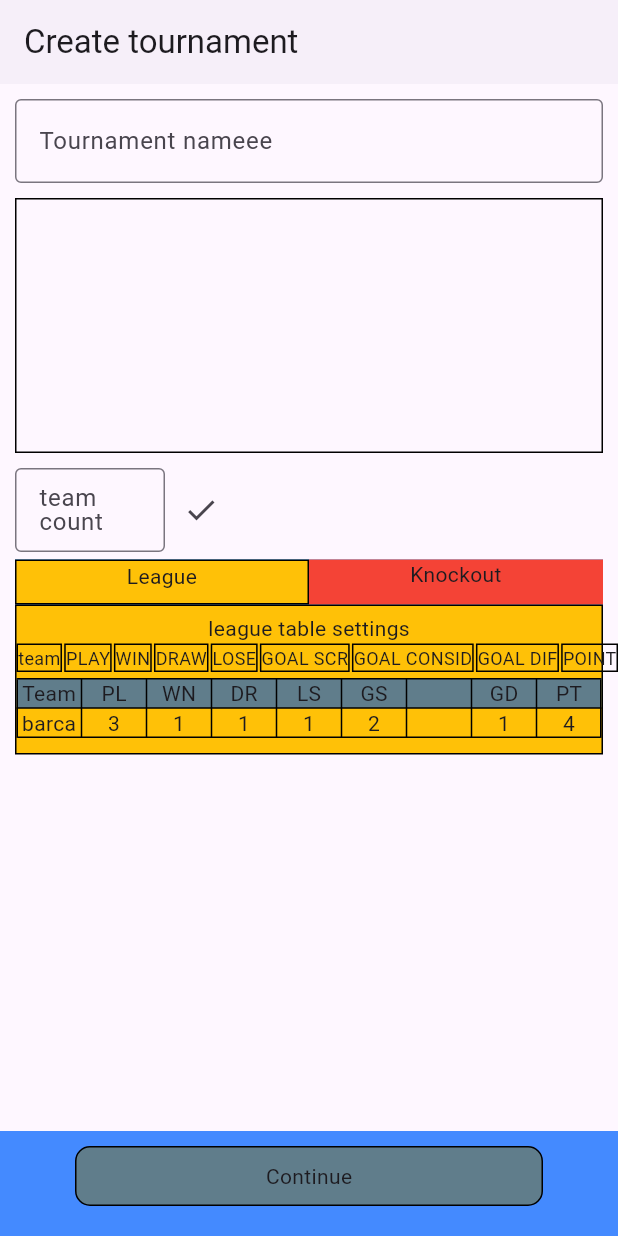
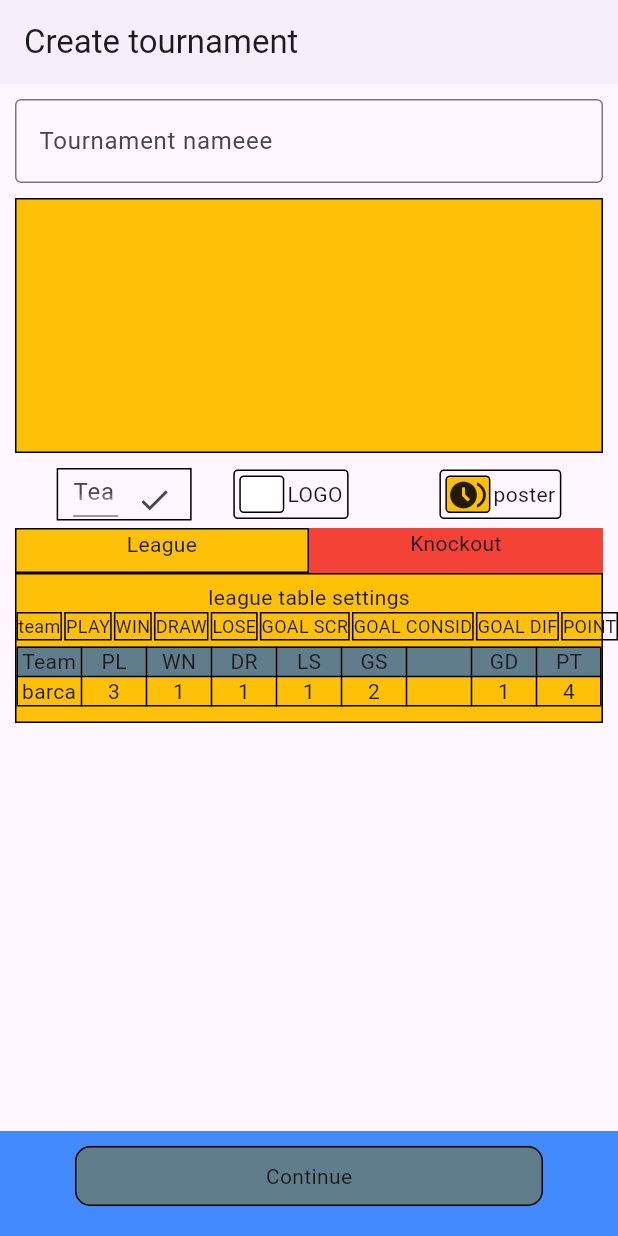
Before and after one commit to gowthamkrishna17/soccorfixture, a Flutter app: the screen it shows after launch, on a phone screen of 412 x 824 dp. Run offline on Flutter 3.47's test engine with Material 3 defaults, Android fonts, the phone set to English and light mode, and no system bars.

Commit message:
checkbox 6-11

```diff
--- /dev/null
+++ b/lib/CostomWidget/constCheckbox.dart
@@ -0,0 +1,53 @@
+import 'package:fixbuilder/CostomWidget/const_Widget.dart';
+import 'package:fixbuilder/viewModel/fixConfig_vm/fixConfigVm.dart';
+import 'package:flutter/material.dart';
+
+class costomCkeckBox extends StatelessWidget {
+  final String text;
+  final IconData icon;
+  final Color color;
+  final VoidCallback ontap;
+  final bool enable;
+  const costomCkeckBox({
+    super.key,
+    required this.enable,
+    required this.countProvider,
+    required this.text,
+    required this.icon,
+    required this.ontap,
+    this.color = Colors.amber,
+  });
+
+  final FixconfigVm countProvider;
+
+  @override
+  Widget build(BuildContext context) {
+    return InkWell(
+      onTap: ontap,
+      child: Container(
+        padding: EdgeInsets.all(3),
+        decoration: BoxDecoration(
+          borderRadius: BorderRadius.circular(3),
+          border: Border.all(width: 1),
+        ),
+        child: Row(
+          children: [
+            Container(
+              height: 25,
+              width: 30,
+              decoration: BoxDecoration(
+                borderRadius: BorderRadius.circular(3),
+                color: enable ? Colors.amber : Colors.white,
+
+                border: Border.all(width: 1),
+              ),
+              child: enable ? Icon(icon) : SizedBox(),
+            ),
+            constWidth2,
+            Text(text),
+          ],
+        ),
+      ),
+    );
+  }
+}
--- /dev/null
+++ b/lib/CostomWidget/costomButton.dart
@@ -0,0 +1,20 @@
+import 'package:flutter/material.dart';
+
+class costomButton extends StatelessWidget {
+  const costomButton({super.key});
+
+  @override
+  Widget build(BuildContext context) {
+    return Container(
+      height: 40,
+      width: 250,
+      margin: EdgeInsets.symmetric(horizontal: 50),
+      decoration: BoxDecoration(
+        borderRadius: BorderRadius.circular(10),
+        border: Border.all(width: 1),
+        color: Colors.blueGrey,
+      ),
+      child: Center(child: const Text('Continue')),
+    );
+  }
+}
--- a/lib/CostomWidget/costomtextFeild.dart
+++ b/lib/CostomWidget/costom_textFeild.dart
@@ -5,10 +5,12 @@ import 'package:flutter/material.dart';
 class Costomtextfeild extends StatelessWidget {
   final String title;
   final double width;
+  final double height;
   final TextEditingController? controller;
 
   const Costomtextfeild({
     super.key,
+    this.height = 40,
     required this.title,
 
     required this.width,
@@ -19,10 +21,11 @@ class Costomtextfeild extends StatelessWidget {
   Widget build(BuildContext context) {
     return SizedBox(
       width: width,
+      height: height,
       child: TextField(
         controller: controller,
         decoration: InputDecoration(
-          label: Text(title),
+          label: Text(title, overflow: TextOverflow.ellipsis),
           border: const OutlineInputBorder(),
         ),
       ),
@@ -30,13 +33,13 @@ class Costomtextfeild extends StatelessWidget {
   }
 }
 
-class costomContainer extends StatelessWidget {
+class CostomContainer extends StatelessWidget {
   final String title;
   final VoidCallback? ontap;
   final Color textColor;
   final Color color;
 
-  const costomContainer({
+  const CostomContainer({
     super.key,
     required this.title,
     this.ontap,
--- a/lib/main.dart
+++ b/lib/main.dart
@@ -1,5 +1,7 @@
 import 'package:fixbuilder/view/fixConfig_View/fixConfigScreen_view.dart';
-import 'package:fixbuilder/viewModel/fixConfig_vm/fixConfig_vm.dart';
+import 'package:fixbuilder/viewModel/fixConfig_vm/calenderVM.dart';
+import 'package:fixbuilder/viewModel/fixConfig_vm/fixConfigVm.dart';
+import 'package:fixbuilder/viewModel/league_vm/leagueTable_vm.dart';
 import 'package:fixbuilder/viewModel/league_vm/leagueVM.dart';
 import 'package:flutter/material.dart';
 import 'package:provider/provider.dart';
@@ -10,6 +12,8 @@ void main() {
       providers: [
         ChangeNotifierProvider(create: (context) => FixconfigVm()),
         ChangeNotifierProvider(create: (context) => Leaguevm()),
+        ChangeNotifierProvider(create: (context) => VmLeagueTable()),
+        ChangeNotifierProvider(create: (context) => Calendervm()),
       ],
       child: const MyApp(),
     ),
--- /dev/null
+++ b/lib/model/teamMode.dart
@@ -0,0 +1,17 @@
+class Team {
+  final String name;
+  int played;
+  int win;
+  int draw;
+  int lost;
+  int points;
+
+  Team({
+    required this.name,
+    this.played = 0,
+    this.draw = 0,
+    this.lost = 0,
+    this.points = 0,
+    this.win = 0,
+  });
+}
--- a/lib/view/fixConfig_View/fixConfigScreen_view.dart
+++ b/lib/view/fixConfig_View/fixConfigScreen_view.dart
@@ -1,7 +1,11 @@
-import 'package:fixbuilder/CostomWidget/constWidget.dart';
-import 'package:fixbuilder/CostomWidget/costomtextFeild.dart';
+import 'package:fixbuilder/CostomWidget/constCheckbox.dart';
+import 'package:fixbuilder/CostomWidget/const_Widget.dart';
+import 'package:fixbuilder/CostomWidget/costomButton.dart';
+import 'package:fixbuilder/CostomWidget/costom_textFeild.dart';
 import 'package:fixbuilder/view/LeagueConfig_View/leagueConfigScreen_view.dart';
-import 'package:fixbuilder/viewModel/fixConfig_vm/fixConfig_vm.dart';
+import 'package:fixbuilder/view/fixConfig_View/leagueTableconfig.dart';
+import 'package:fixbuilder/viewModel/fixConfig_vm/fixConfigVm.dart';
+import 'package:fixbuilder/viewModel/league_vm/leagueTable_vm.dart';
 import 'package:fixbuilder/viewModel/league_vm/leagueVM.dart';
 import 'package:flutter/material.dart';
 import 'package:provider/provider.dart';
@@ -13,6 +17,7 @@ class FixconfigscreenView extends StatelessWidget {
   Widget build(BuildContext context) {
     final countProvider = Provider.of<FixconfigVm>(context);
     final leagueProvider = Provider.of<Leaguevm>(context);
+
     return Scaffold(
       appBar: AppBar(elevation: 1, title: const Text('Create tournament')),
       body: SingleChildScrollView(
@@ -37,23 +42,68 @@ class FixconfigscreenView extends StatelessWidget {
               constHeight10,
 
               //time and date
-              Container(
+              countProvider.enbleposter
+                  ? Container(
                     height: 170,
-                decoration: BoxDecoration(border: Border.all(width: 1)),
+                    decoration: BoxDecoration(
+                      color: Colors.amber,
+                      border: Border.all(width: 1),
                     ),
+                  )
+                  : SizedBox(),
 
               //image picker
               constHeight10,
               Row(
+                mainAxisAlignment: MainAxisAlignment.spaceEvenly,
                 children: [
-                  Costomtextfeild(
-                    title: 'team count',
-                    width: 100,
+                  Container(
+                    height: 35,
+                    padding: EdgeInsets.only(left: 10),
+                    decoration: BoxDecoration(border: Border.all(width: 1)),
+                    child: Row(
+                      children: [
+                        SizedBox(
+                          height: 30,
+                          width: 30,
+                          child: Center(
+                            child: TextField(
+                              keyboardType: TextInputType.number,
+                              decoration: InputDecoration(
+                                hintText: 'TeamCount',
+                                hintStyle: TextStyle(
+                                  overflow: TextOverflow.fade,
+                                ),
+                              ),
                               controller: countProvider.teamCount,
                             ),
+                          ),
+                        ),
+
                         IconButton(
                           onPressed: countProvider.updateCount,
                           icon: Icon(Icons.check),
+                        ),
+                      ],
+                    ),
+                  ),
+
+                  costomCkeckBox(
+                    enable: countProvider.enblLogo,
+                    countProvider: countProvider,
+                    text: 'LOGO',
+                    ontap: countProvider.toggleLogo,
+                    icon: Icons.wrong_location,
+                  ),
+                  constWidth5,
+                  costomCkeckBox(
+                    enable: countProvider.enbleposter,
+                    countProvider: countProvider,
+                    text: 'poster',
+                    icon: Icons.browse_gallery,
+                    ontap: () {
+                      countProvider.togglePosetr();
+                    },
                   ),
                 ],
               ),
@@ -112,30 +162,30 @@ class FixconfigscreenView extends StatelessWidget {
                           crossAxisAlignment: CrossAxisAlignment.start,
                           mainAxisAlignment: MainAxisAlignment.center,
                           children: [
-                            costomContainer(title: 'team'),
-                            costomContainer(title: 'PLAY'),
-                            costomContainer(title: 'WIN'),
-                            costomContainer(title: 'DRAW'),
-                            costomContainer(title: 'LOSE'),
-                            costomContainer(
+                            CostomContainer(title: 'team'),
+                            CostomContainer(title: 'PLAY'),
+                            CostomContainer(title: 'WIN'),
+                            CostomContainer(title: 'DRAW'),
+                            CostomContainer(title: 'LOSE'),
+                            CostomContainer(
                               color:
                                   countProvider.enableGS
                                       ? Colors.transparent
                                       : Colors.grey,
                               title: 'GOAL SCR',
                             ),
-                            costomContainer(
+                            CostomContainer(
                               color:
                                   countProvider.enableGc
                                       ? Colors.transparent
                                       : Colors.grey,
                               title: 'GOAL CONSID',
                             ),
-                            costomContainer(
+                            CostomContainer(
                               color: Colors.red,
                               title: 'GOAL DIF',
                             ),
-                            costomContainer(title: 'POINT'),
+                            CostomContainer(title: 'POINT'),
                           ],
                         ),
                         SizedBox(height: 4),
@@ -154,16 +204,26 @@ class FixconfigscreenView extends StatelessWidget {
                 physics: NeverScrollableScrollPhysics(),
                 itemBuilder: (context, index) {
                   final provider = countProvider.feild[index];
-                  return Row(
+                  return Padding(
+                    padding: const EdgeInsets.only(bottom: 5),
+                    child: Row(
+                      mainAxisAlignment: MainAxisAlignment.spaceBetween,
                       children: [
-                      CircleAvatar(
+                        countProvider.enblLogo
+                            ? CircleAvatar(
                               radius: 30,
-                        backgroundColor: const Color.fromARGB(255, 87, 190, 17),
+                              backgroundColor: const Color.fromARGB(
+                                255,
+                                87,
+                                190,
+                                17,
                               ),
+                            )
+                            : SizedBox(),
                         Costomtextfeild(
                           controller: provider,
                           title: 'Team${index + 1}',
-                        width: 250,
+                          width: countProvider.enblLogo ? 250 : 300,
                         ),
                         IconButton(
                           onPressed: () {
@@ -172,6 +232,7 @@ class FixconfigscreenView extends StatelessWidget {
                           icon: const Icon(Icons.delete),
                         ),
                       ],
+                    ),
                   );
                 },
               ),
@@ -195,6 +256,13 @@ class FixconfigscreenView extends StatelessWidget {
 
         child: InkWell(
           onTap: () {
+            final names =
+                countProvider.feild
+                    .map((controller) => controller.text)
+                    .toList();
+            context.read<Leaguevm>().generateFixture(names);
+            context.read<VmLeagueTable>().setTeams(names);
+
             List<String> teams =
                 countProvider.feild
                     .map((c) => c.text.trim())
@@ -209,67 +277,9 @@ class FixconfigscreenView extends StatelessWidget {
               MaterialPageRoute(builder: (context) => LeagueconfigscreenView()),
             );
           },
-          child: Container(
-            height: 40,
-            width: 250,
-            margin: EdgeInsets.symmetric(horizontal: 50),
-            decoration: BoxDecoration(
-              borderRadius: BorderRadius.circular(10),
-              border: Border.all(width: 1),
-              color: Colors.blueGrey,
-            ),
-            child: Center(child: const Text('Continue')),
-          ),
+          child: costomButton(),
         ),
       ),
     );
   }
 }
-
-class leagueTableconfig extends StatelessWidget {
-  const leagueTableconfig({super.key, required this.countProvider});
-
-  final FixconfigVm countProvider;
-
-  @override
-  Widget build(BuildContext context) {
-    return Table(
-      defaultVerticalAlignment: TableCellVerticalAlignment.middle,
-      border: TableBorder.all(),
-      children: [
-        TableRow(
-          decoration: BoxDecoration(color: Colors.blueGrey),
-          children: [
-            Center(child: Text('Team')),
-
-            Center(child: Text('PL')),
-            Center(child: Text('WN')),
-            Center(child: Text('DR')),
-            Center(child: Text('LS')),
-            if (countProvider.enableGS = true) Center(child: Text('GS')),
-
-            countProvider.enableGc ? Center(child: Text('GC')) : SizedBox(),
-            countProvider.enableGd ? Center(child: Text('GD')) : SizedBox(),
-            Center(child: Text('PT')),
-          ],
-        ),
-        TableRow(
-          children: [
-            Center(child: Text('barca')),
-            Center(child: Text('3')),
-            Center(child: Text('1')),
-            Center(child: Text('1')),
-
-            Center(child: Text('1')),
-
-            if (countProvider.enableGS = true) Center(child: Text('2')),
-
-            countProvider.enableGc ? Center(child: Text('1')) : SizedBox(),
-            countProvider.enableGd ? Center(child: Text('1')) : SizedBox(),
-            Center(child: Text('4')),
-          ],
-        ),
-      ],
-    );
-  }
-}
--- /dev/null
+++ b/lib/view/fixConfig_View/leagueTableconfig.dart
@@ -0,0 +1,50 @@
+import 'package:fixbuilder/viewModel/fixConfig_vm/fixConfigVm.dart';
+import 'package:flutter/material.dart';
+
+class leagueTableconfig extends StatelessWidget {
+  const leagueTableconfig({super.key, required this.countProvider});
+
+  final FixconfigVm countProvider;
+
+  @override
+  Widget build(BuildContext context) {
+    return Table(
+      defaultVerticalAlignment: TableCellVerticalAlignment.middle,
+      border: TableBorder.all(),
+      children: [
+        TableRow(
+          decoration: BoxDecoration(color: Colors.blueGrey),
+          children: [
+            Center(child: Text('Team')),
+
+            Center(child: Text('PL')),
+            Center(child: Text('WN')),
+            Center(child: Text('DR')),
+            Center(child: Text('LS')),
+            if (countProvider.enableGS = true) Center(child: Text('GS')),
+
+            countProvider.enableGc ? Center(child: Text('GC')) : SizedBox(),
+            countProvider.enableGd ? Center(child: Text('GD')) : SizedBox(),
+            Center(child: Text('PT')),
+          ],
+        ),
+        TableRow(
+          children: [
+            Center(child: Text('barca')),
+            Center(child: Text('3')),
+            Center(child: Text('1')),
+            Center(child: Text('1')),
+
+            Center(child: Text('1')),
+
+            if (countProvider.enableGS = true) Center(child: Text('2')),
+
+            countProvider.enableGc ? Center(child: Text('1')) : SizedBox(),
+            countProvider.enableGd ? Center(child: Text('1')) : SizedBox(),
+            Center(child: Text('4')),
+          ],
+        ),
+      ],
+    );
+  }
+}
--- a/lib/viewModel/league_vm/leagueVM.dart
+++ b/lib/viewModel/league_vm/leagueVM.dart
@@ -1,7 +1,7 @@
 import 'package:flutter/cupertino.dart';
 
 class Leaguevm extends ChangeNotifier {
-  List<List<String>> _leagueFixture = [];
+  final List<List<String>> _leagueFixture = [];
   List<List<String>> get LeagueFixture => _leagueFixture;
 
   void generateFixture(List<String> teams) {
--- a/pubspec.yaml
+++ b/pubspec.yaml
@@ -35,6 +35,7 @@ dependencies:
   # Use with the CupertinoIcons class for iOS style icons.
   cupertino_icons: ^1.0.8
   provider: ^6.1.5+1
+  table_calendar: ^3.2.0
 
 dev_dependencies:
   flutter_test:
```
Also changed, not shown: lib/CostomWidget/const_Widget.dart (renamed from lib/CostomWidget/constWidget.dart, +8 -1 lines), lib/view/LeagueConfig_View/leagueConfigScreen_view.dart (+97 -10 lines), lib/viewModel/fixConfig_vm/calenderVM.dart (added, +19 -0 lines), lib/viewModel/fixConfig_vm/fixConfigVm.dart (renamed from lib/viewModel/fixConfig_vm/fixConfig_vm.dart, +15 -0 lines), lib/viewModel/league_vm/leagueTable_vm.dart (added, +71 -0 lines), pubspec.lock. Lines whose indentation alone changed are shown as unchanged.
